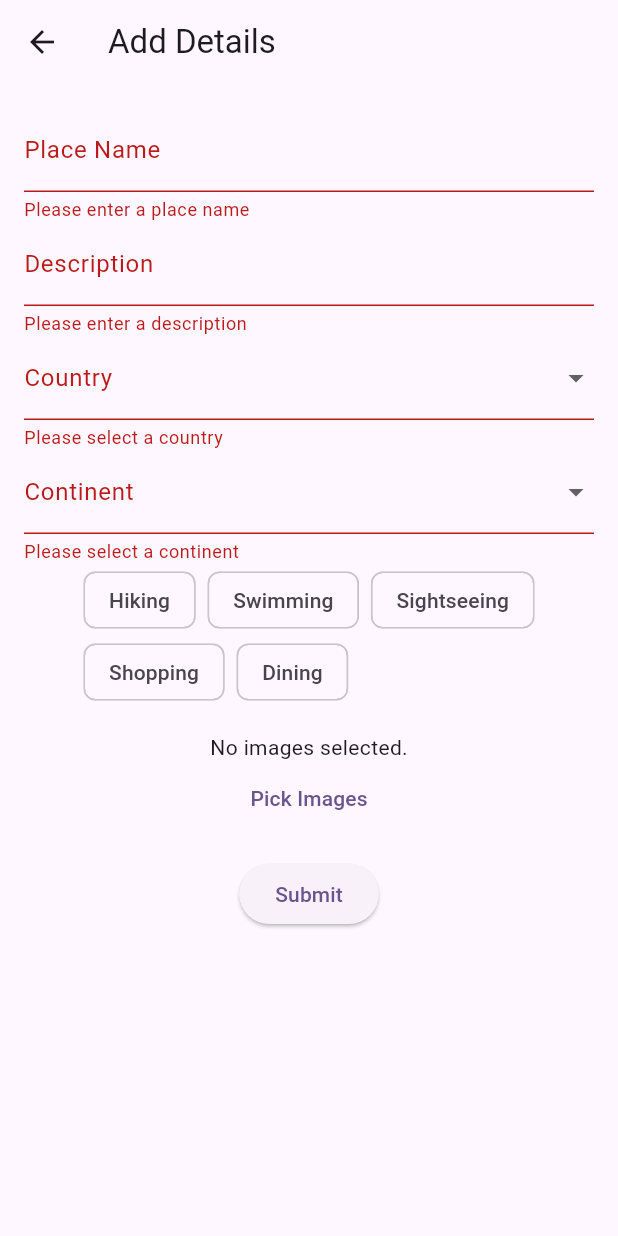
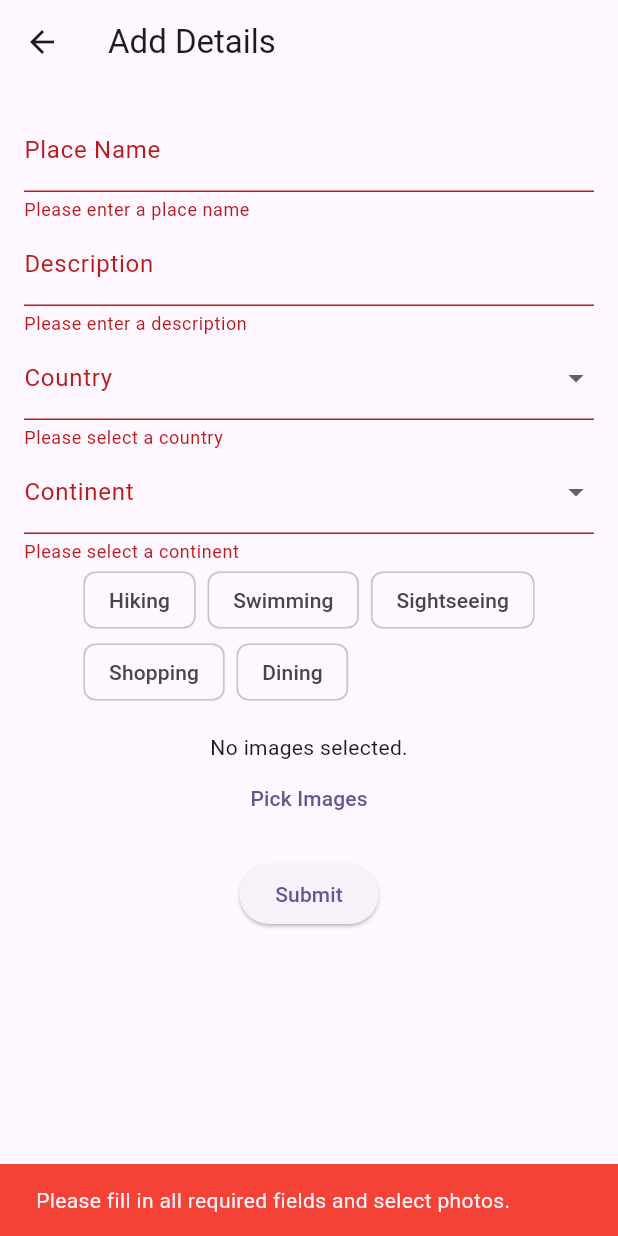
Before and after one commit to MuhammedShabeel001/travio_aadmin, a Flutter app: the AddDetailsPage screen opened directly, after a tap on "Submit", on a phone screen of 412 x 824 dp. Run offline on Flutter 3.47's test engine with Material 3 defaults, Android fonts, the phone set to English and light mode, and no system bars; our stand-ins replace awesome_bottom_bar, carousel_slider, cloud_firestore, file_picker, firebase_core, firebase_storage; accounts and stored records are empty.

Commit message:
add location form added

```diff
--- a/lib/features/add/controller/place_provider.dart
+++ b/lib/features/add/controller/place_provider.dart
@@ -1,18 +1,19 @@
 import 'dart:developer';
 import 'dart:io';
+
 import 'package:cloud_firestore/cloud_firestore.dart';
-import 'package:firebase_auth/firebase_auth.dart';
+// import 'package:firebase_auth/firebase_auth.dart';
 import 'package:firebase_storage/firebase_storage.dart';
 import 'package:file_picker/file_picker.dart';
 import 'package:flutter/material.dart';
 import 'package:travio_admin_/features/add/model/place_model.dart';
 
 class PlaceProvider with ChangeNotifier {
-  final FirebaseAuth _auth = FirebaseAuth.instance;
+  // final FirebaseAuth _auth = FirebaseAuth.instance;
   final FirebaseFirestore db = FirebaseFirestore.instance;
 
-  final _nameController = TextEditingController();
-  final _descriptionController = TextEditingController();
+  final TextEditingController _nameController = TextEditingController();
+  final TextEditingController _descriptionController = TextEditingController();
   final GlobalKey<FormState> _formKey = GlobalKey<FormState>();
   String? selectedCountry;
   String? selectedContinent;
@@ -60,6 +61,9 @@ class PlaceProvider with ChangeNotifier {
   PlaceModel? _place;
   PlaceModel? get place => _place;
 
+  bool _submissionSuccessful = false;
+  bool get submissionSuccessful => _submissionSuccessful;
+
   Future<void> pickImages() async {
     FilePickerResult? result = await FilePicker.platform.pickFiles(
       type: FileType.image,
@@ -92,13 +96,28 @@ class PlaceProvider with ChangeNotifier {
     }
   }
 
-  Future<void> submitForm() async {
+  Future<void> submitForm(BuildContext context) async {
+    _submissionSuccessful = false;
+
     if (_nameController.text.isNotEmpty &&
         _descriptionController.text.isNotEmpty &&
         selectedCountry != null &&
         selectedContinent != null &&
         selectedActivities.isNotEmpty &&
         _images.isNotEmpty) {
+      try {
+        ScaffoldMessenger.of(context).showSnackBar(
+          const SnackBar(
+            content: Row(
+              children:  [
+                CircularProgressIndicator(),
+                SizedBox(width: 16.0),
+                Text("Submitting..."),
+              ],
+            ),
+          ),
+        );
+
         await _uploadImages();
 
         DocumentReference docRef = FirebaseFirestore.instance.collection('places').doc();
@@ -126,8 +145,15 @@ class PlaceProvider with ChangeNotifier {
         selectedActivities.clear();
         _images = [];
         _uploadedImagesUrls.clear();
+        _submissionSuccessful = true;
         notifyListeners();
+      } catch (e) {
+        log('Error uploading data: $e');
+      } finally {
+        ScaffoldMessenger.of(context).hideCurrentSnackBar();
       }
+    }
+    notifyListeners();
   }
 
   Future<void> fetchAllLocations() async {
--- a/lib/features/add/model/place_model.dart
+++ b/lib/features/add/model/place_model.dart
@@ -1,4 +1,4 @@
-import 'package:cloud_firestore/cloud_firestore.dart';
+// import 'package:cloud_firestore/cloud_firestore.dart';
 
 class PlaceModel {
   String id;
--- a/lib/features/add/view/locations/pages/add_details_page.dart
+++ b/lib/features/add/view/locations/pages/add_details_page.dart
@@ -3,13 +3,15 @@ import 'package:provider/provider.dart';
 import 'package:travio_admin_/features/add/controller/place_provider.dart';
 
 class AddDetailsPage extends StatelessWidget {
+  const AddDetailsPage({super.key});
+
   @override
   Widget build(BuildContext context) {
     final placeProvider = Provider.of<PlaceProvider>(context);
 
     return Scaffold(
       appBar: AppBar(
-        title: Text('Add Details'),
+        title: const Text('Add Details'),
       ),
       body: Padding(
         padding: const EdgeInsets.all(16.0),
@@ -20,7 +22,7 @@ class AddDetailsPage extends StatelessWidget {
               children: [
                 TextFormField(
                   controller: placeProvider.nameController,
-                  decoration: InputDecoration(labelText: 'Place Name'),
+                  decoration: const InputDecoration(labelText: 'Place Name'),
                   validator: (value) {
                     if (value == null || value.isEmpty) {
                       return 'Please enter a place name';
@@ -30,7 +32,7 @@ class AddDetailsPage extends StatelessWidget {
                 ),
                 TextFormField(
                   controller: placeProvider.descriptionController,
-                  decoration: InputDecoration(labelText: 'Description'),
+                  decoration: const InputDecoration(labelText: 'Description'),
                   validator: (value) {
                     if (value == null || value.isEmpty) {
                       return 'Please enter a description';
@@ -39,7 +41,7 @@ class AddDetailsPage extends StatelessWidget {
                   },
                 ),
                 DropdownButtonFormField<String>(
-                  decoration: InputDecoration(labelText: 'Country'),
+                  decoration: const InputDecoration(labelText: 'Country'),
                   value: placeProvider.selectedCountry,
                   items: placeProvider.countries.map((country) {
                     return DropdownMenuItem(
@@ -58,7 +60,7 @@ class AddDetailsPage extends StatelessWidget {
                   },
                 ),
                 DropdownButtonFormField<String>(
-                  decoration: InputDecoration(labelText: 'Continent'),
+                  decoration: const InputDecoration(labelText: 'Continent'),
                   value: placeProvider.selectedContinent,
                   items: placeProvider.continents.map((continent) {
                     return DropdownMenuItem(
@@ -88,12 +90,12 @@ class AddDetailsPage extends StatelessWidget {
                     );
                   }).toList(),
                 ),
-                SizedBox(height: 16.0),
+                const SizedBox(height: 16.0),
                 placeProvider.images.isEmpty
-                    ? Text('No images selected.')
+                    ? const Text('No images selected.')
                     : GridView.builder(
                         shrinkWrap: true,
-                        gridDelegate: SliverGridDelegateWithFixedCrossAxisCount(crossAxisCount: 3),
+                        gridDelegate: const SliverGridDelegateWithFixedCrossAxisCount(crossAxisCount: 3),
                         itemCount: placeProvider.images.length,
                         itemBuilder: (context, index) {
                           return Image.file(placeProvider.images[index]);
@@ -101,17 +103,54 @@ class AddDetailsPage extends StatelessWidget {
                       ),
                 TextButton(
                   onPressed: placeProvider.pickImages,
-                  child: Text('Pick Images'),
+                  child: const Text('Pick Images'),
                 ),
-                SizedBox(height: 16.0),
+                const SizedBox(height: 16.0),
                 ElevatedButton(
                   onPressed: () async {
                     if (placeProvider.formKey.currentState?.validate() ?? false) {
-                      await placeProvider.submitForm();
-                      Navigator.pop(context); // Go back to the previous page
+                      ScaffoldMessenger.of(context).showSnackBar(
+                        const SnackBar(
+                          content: Row(
+                            children:  [
+                              CircularProgressIndicator(),
+                              SizedBox(width: 16.0),
+                              Text("Submitting..."),
+                            ],
+                          ),
+                        ),
+                      );
+
+                      await placeProvider.submitForm(context);
+
+                      // Check if submission was successful before navigating back
+                      if (placeProvider.submissionSuccessful) {
+                        ScaffoldMessenger.of(context).hideCurrentSnackBar();
+                        ScaffoldMessenger.of(context).showSnackBar(
+                          const SnackBar(
+                            content: Text('Successfully added!'),
+                          ),
+                        );
+                        Navigator.pop(context); // Go back to the previous page
+                      } else {
+                        ScaffoldMessenger.of(context).hideCurrentSnackBar();
+                        ScaffoldMessenger.of(context).showSnackBar(
+                          const SnackBar(
+                            content: Text('Failed to add place. Please try again.'),
+                            backgroundColor: Colors.red,
+                          ),
+                        );
+                      }
+                    } else {
+                      ScaffoldMessenger.of(context).showSnackBar(
+                        const SnackBar(
+                          content: Text('Please fill in all required fields and select photos.'),
+                          backgroundColor: Colors.red,
+                        ),
+                      );
                     }
                   },
-                  child: Text('Submit'),
+                  child: const Text('Submit'),
                 ),
               ],
             ),
--- a/lib/features/add/view/locations/pages/location_detail.dart
+++ b/lib/features/add/view/locations/pages/location_detail.dart
@@ -5,7 +5,7 @@ import 'package:travio_admin_/features/add/view/locations/pages/add_details_page
 import 'package:travio_admin_/features/add/view/locations/widgets/detail_card.dart';
 
 class LocationDetails extends StatelessWidget {
-  const LocationDetails({Key? key}) : super(key: key);
+  const LocationDetails({super.key});
 
   @override
   Widget build(BuildContext context) {
--- a/lib/main.dart
+++ b/lib/main.dart
@@ -2,7 +2,7 @@ import 'package:firebase_core/firebase_core.dart';
 import 'package:flutter/material.dart';
 import 'package:provider/provider.dart';
 // import 'package:travio_admin_/core/common/pages/navbar.dart';
-import 'package:travio_admin_/core/common/widgets/navigationBar.dart';
+import 'package:travio_admin_/core/common/widgets/navigation_bar.dart';
 import 'package:travio_admin_/features/add/controller/place_provider.dart';
 import 'package:travio_admin_/firebase_options.dart';
 
```
Also changed, not shown: lib/Test.dart (deleted, +0 -55 lines), lib/core/common/widgets/navigation_bar.dart (renamed from lib/core/common/widgets/navigationBar.dart, +6 -6 lines), lib/features/add/view/locations/pages/add_location.dart (+8 -8 lines), lib/features/add/view/trip_packages/pages/package_detail.dart (+9 -6 lines), lib/test_page.dart (added, +55 -0 lines). Lines whose indentation alone changed are shown as unchanged.
